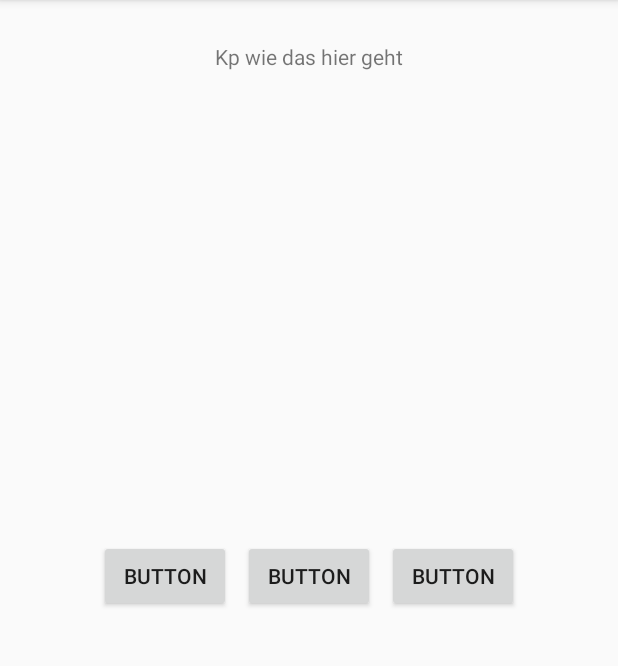
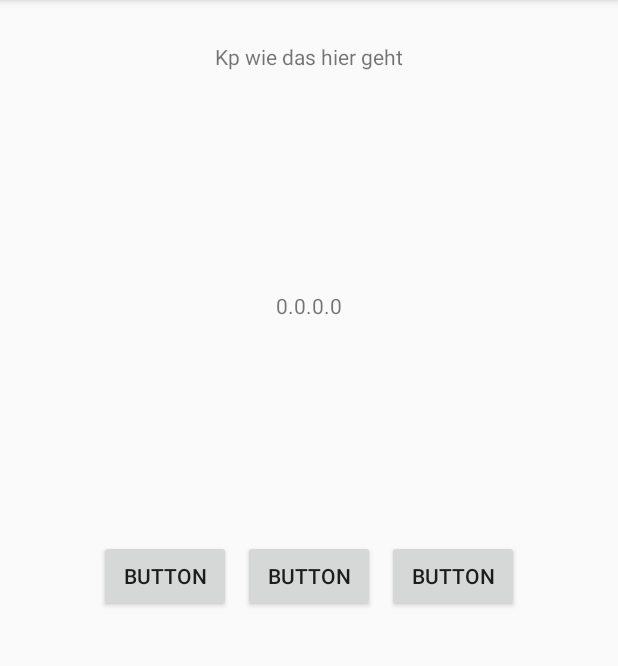
Before and after one commit to thomaswhocares/Swen-Propaganda-Mobiel, an Android app: the screen it shows after launch (MainActivity), on a phone screen of 412 x 824 dp, the part 84-750 px from its top. Run offline under Robolectric (Android 15) with nearby library versions, the phone set to English and light mode, and no system bars.

Commit message:
App Update App findet jetzt die aktuelle Ip und zeigt diese an.

```diff
--- a/App/app/src/main/AndroidManifest.xml
+++ b/App/app/src/main/AndroidManifest.xml
@@ -2,6 +2,7 @@
 <manifest xmlns:android="http://schemas.android.com/apk/res/android"
     package="com.example.thomas.myapplication">
 
+    <uses-permission android:name="android.permission.ACCESS_WIFI_STATE" />
     <application
         android:allowBackup="true"
         android:icon="@mipmap/ic_launcher"
--- a/App/app/src/main/java/com/example/thomas/myapplication/MainActivity.java
+++ b/App/app/src/main/java/com/example/thomas/myapplication/MainActivity.java
@@ -1,13 +1,40 @@
 package com.example.thomas.myapplication;
 
+import android.net.wifi.WifiInfo;
 import android.support.v7.app.AppCompatActivity;
 import android.os.Bundle;
+import android.net.wifi.WifiManager;
+import android.content.Context;
+import android.widget.Button;
+import android.widget.TextView;
+
+import java.net.Socket;
 
 public class MainActivity extends AppCompatActivity {
+
+    private Socket socket;
+
+    private static final int port = 10000;
+    static  String Server_ip = "0";
+
+
+
+     public String localIpAdress(){
+
+         WifiManager wifiMan = (WifiManager) this.getSystemService(Context.WIFI_SERVICE);
+         WifiInfo wifiInf = wifiMan.getConnectionInfo();
+         int ipAddress = wifiInf.getIpAddress();
+         String ip = String.format("%d.%d.%d.%d", (ipAddress & 0xff),(ipAddress >> 8 & 0xff),(ipAddress >> 16 & 0xff),(ipAddress >> 24 & 0xff));
+         return ip;
+     }
 
     @Override
     protected void onCreate(Bundle savedInstanceState) {
         super.onCreate(savedInstanceState);
         setContentView(R.layout.activity_main);
+
+        TextView textView = (TextView) findViewById(R.id.localIP);
+        textView.setText(localIpAdress());
+
     }
 }
--- a/App/app/src/main/res/layout/activity_main.xml
+++ b/App/app/src/main/res/layout/activity_main.xml
@@ -44,5 +44,15 @@
         app:layout_constraintEnd_toStartOf="@+id/buttonMitte"
         app:layout_constraintTop_toTopOf="@+id/buttonMitte" />
 
+    <TextView
+        android:id="@+id/localIP"
+        android:layout_width="wrap_content"
+        android:layout_height="wrap_content"
+        android:text="LocalIP"
+        app:layout_constraintBottom_toTopOf="@+id/buttonMitte"
+        app:layout_constraintEnd_toEndOf="parent"
+        app:layout_constraintStart_toStartOf="parent"
+        app:layout_constraintTop_toBottomOf="@+id/textView" />
+
 
 </android.support.constraint.ConstraintLayout>
```
Also changed, not shown: 1 other file.
